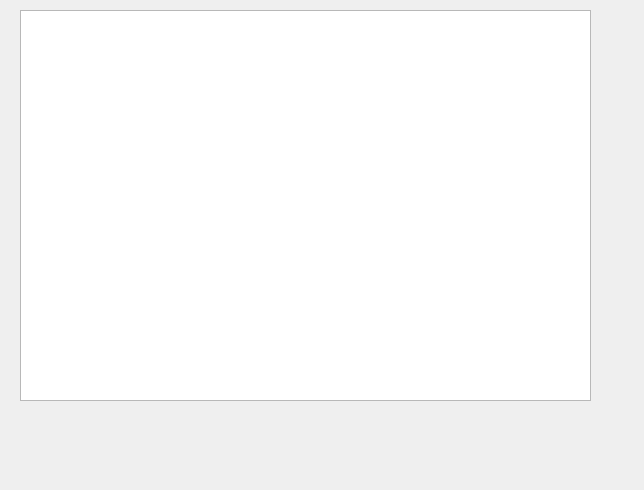
Old version of the form ui/qt_rpt.ui in the repository therif/pbe_guestbook_python.
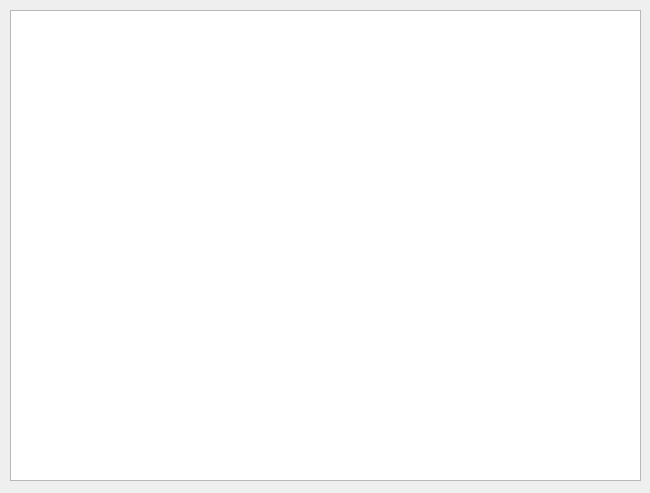
New version of the form.

Diff of the .ui file:
```diff
--- a/ui/qt_rpt.ui
+++ b/ui/qt_rpt.ui
@@ -6,22 +6,30 @@
    <rect>
     <x>0</x>
     <y>0</y>
-    <width>644</width>
-    <height>490</height>
+    <width>650</width>
+    <height>493</height>
    </rect>
   </property>
   <property name="windowTitle">
    <string>Form</string>
   </property>
-  <widget class="QTableWidget" name="tableWidget">
+  <widget class="QWidget" name="verticalLayoutWidget">
    <property name="geometry">
     <rect>
-     <x>20</x>
+     <x>10</x>
      <y>10</y>
-     <width>571</width>
-     <height>391</height>
+     <width>631</width>
+     <height>471</height>
     </rect>
    </property>
+   <layout class="QVBoxLayout" name="verticalLayout">
+    <property name="sizeConstraint">
+     <enum>QLayout::SetMaximumSize</enum>
+    </property>
+    <item>
+     <widget class="QTableWidget" name="tableWidget"/>
+    </item>
+   </layout>
   </widget>
  </widget>
  <resources/>
```
